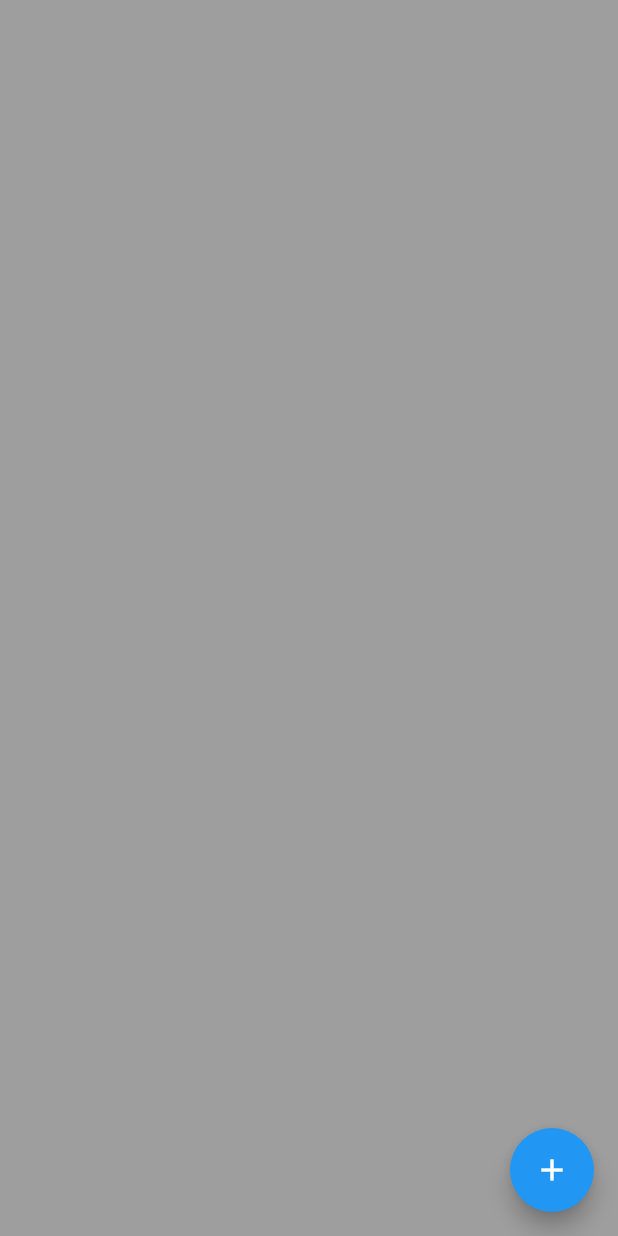
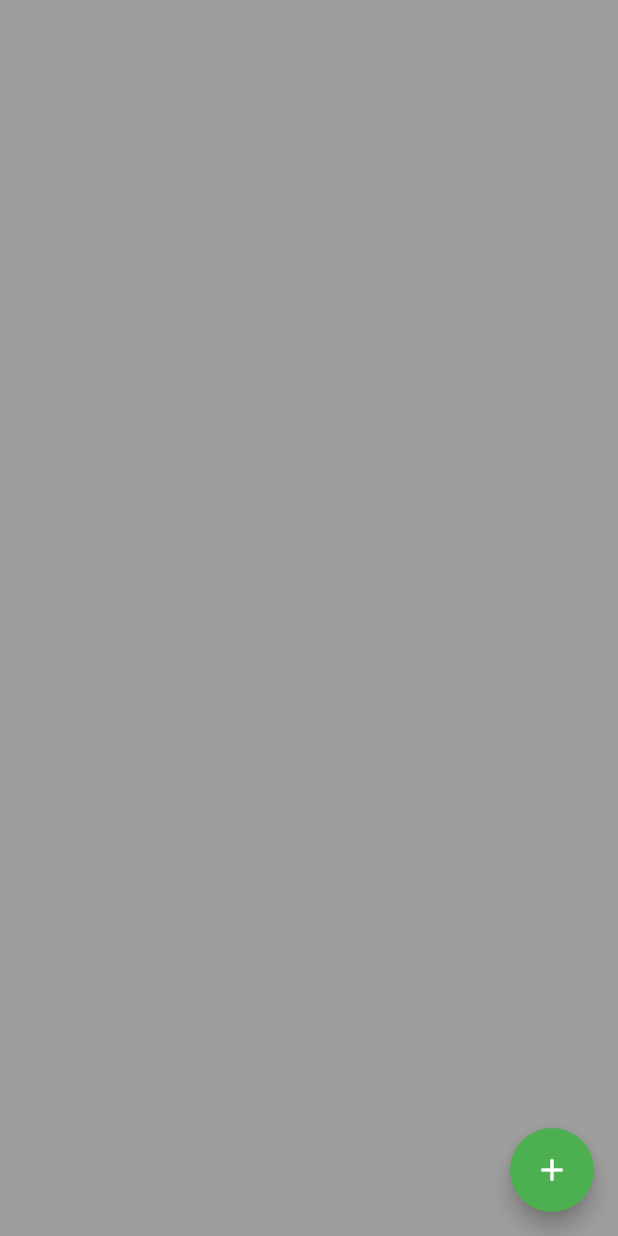
Before and after one commit to Aditya-kumar-vyas/habit, a Flutter app: the screen it shows after launch, on a phone screen of 412 x 824 dp. Run offline on Flutter 3.47's test engine with Material 2 defaults, Android fonts, the phone set to English and light mode, and no system bars.

Commit message:
Layot and background

```diff
--- a/lib/components/my_fab.dart
+++ b/lib/components/my_fab.dart
@@ -1,18 +1,13 @@
 import 'package:flutter/material.dart';
-class Myfloatingactionbutoon extends StatefulWidget {
+class Myfloatingactionbutoon extends StatelessWidget {
   final Function()? onPressed;
   const Myfloatingactionbutoon({super.key,
   required this.onPressed});
 
   @override
-  State<Myfloatingactionbutoon> createState() => _MyfloatingactionbutoonState();
-}
-
-class _MyfloatingactionbutoonState extends State<Myfloatingactionbutoon> {
-  @override
   Widget build(BuildContext context) {
     return FloatingActionButton(
-      onPressed: (){},
+      onPressed: onPressed,
       child: const Icon(Icons.add),
 
     );
--- a/lib/main.dart
+++ b/lib/main.dart
@@ -13,10 +13,10 @@ class MyApp extends StatelessWidget {
   // This widget is the root of your application.
   @override
   Widget build(BuildContext context) {
-    return  const MaterialApp(
+    return   MaterialApp(
       debugShowCheckedModeBanner: false,
-      home:   HomePage(),
-      // theme : ThemeData(primarySwatch : Colors.grey )
+      home:  const  HomePage(),
+      theme : ThemeData(primarySwatch : Colors.green )
     );
   }
 }
```
